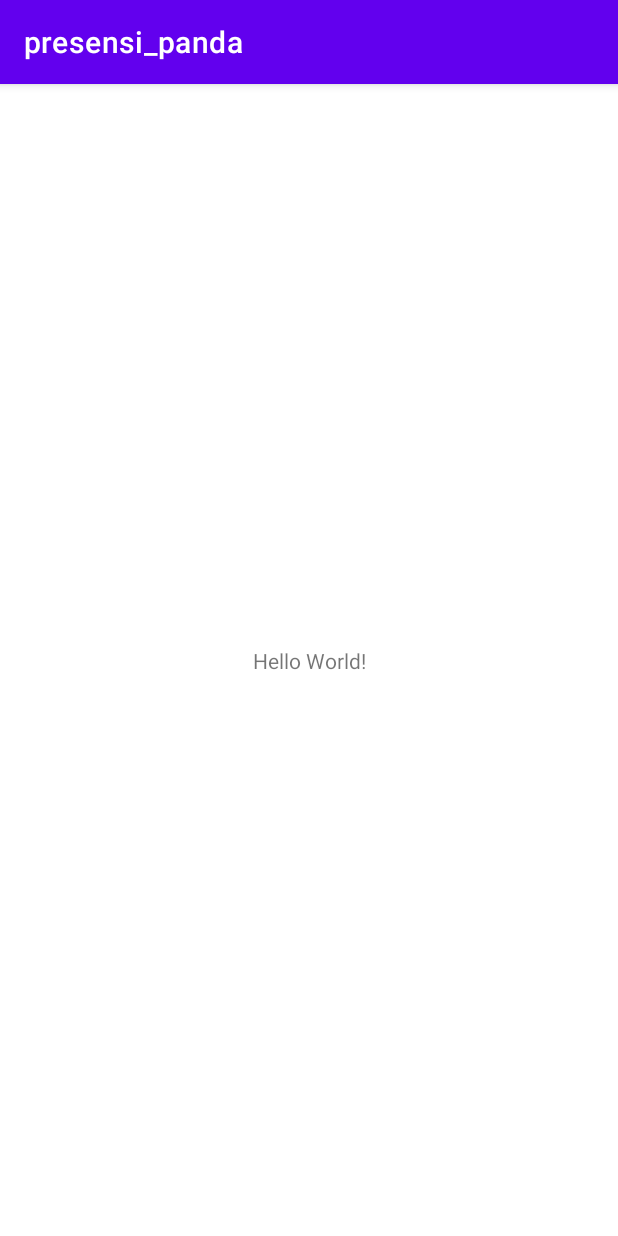
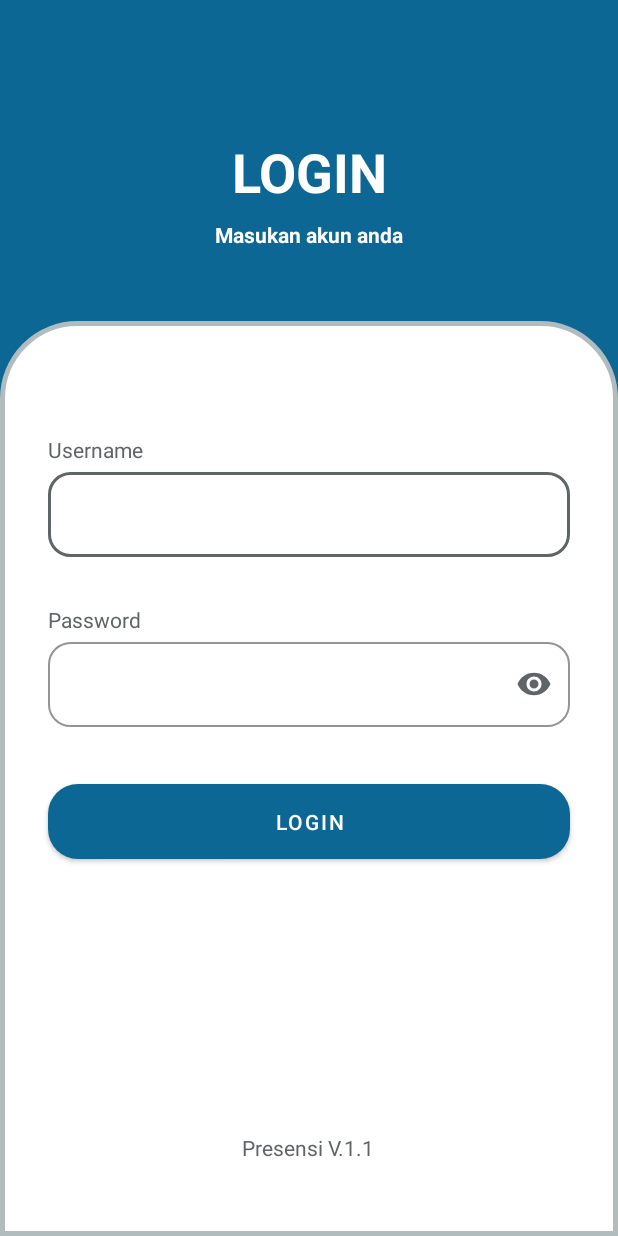
Before and after one commit to BlackSprings/PresensiPanda, an Android app: the screen it shows after launch (MainActivity before the commit, LoginActivity after it), on a phone screen of 412 x 824 dp. Run offline under Robolectric (Android 15) with nearby library versions, the phone set to English and light mode, and no system bars.

Commit message:
add activity login

```diff
--- a/app/src/main/AndroidManifest.xml
+++ b/app/src/main/AndroidManifest.xml
@@ -11,6 +11,9 @@
         android:theme="@style/Theme.Presensi_panda">
         <activity
             android:name=".MainActivity"
+            android:exported="true" />
+        <activity
+            android:name=".LoginActivity"
             android:exported="true">
             <intent-filter>
                 <action android:name="android.intent.action.MAIN" />
--- /dev/null
+++ b/app/src/main/java/com/presensi/panda/LoginActivity.kt
@@ -0,0 +1,12 @@
+package com.presensi.panda
+
+import androidx.appcompat.app.AppCompatActivity
+import android.os.Bundle
+
+class LoginActivity : AppCompatActivity() {
+    override fun onCreate(savedInstanceState: Bundle?) {
+        super.onCreate(savedInstanceState)
+        setContentView(R.layout.activity_login)
+        supportActionBar?.hide()
+    }
+}
--- /dev/null
+++ b/app/src/main/res/drawable/layout_bg.xml
@@ -0,0 +1,7 @@
+<?xml version="1.0" encoding="UTF-8"?>
+<shape xmlns:android="http://schemas.android.com/apk/res/android">
+    <solid android:color="#FFFFFF"/>
+    <stroke android:width="3dp" android:color="#B1BCBE" />
+    <corners android:radius="0dp" android:topLeftRadius="50dp" android:topRightRadius="50dp"/>
+    <padding android:left="0dp" android:top="0dp" android:right="0dp" android:bottom="0dp" />
+</shape>
--- /dev/null
+++ b/app/src/main/res/layout/activity_login.xml
@@ -0,0 +1,173 @@
+<?xml version="1.0" encoding="utf-8"?>
+<androidx.constraintlayout.widget.ConstraintLayout xmlns:android="http://schemas.android.com/apk/res/android"
+    xmlns:app="http://schemas.android.com/apk/res-auto"
+    xmlns:tools="http://schemas.android.com/tools"
+    android:layout_width="match_parent"
+    android:layout_height="match_parent"
+    android:background="@color/primary"
+    tools:context=".LoginActivity">
+
+    <TextView
+        android:id="@+id/textView"
+        style="@style/TextAppearance.AppCompat.Large"
+        android:layout_width="match_parent"
+        android:layout_height="wrap_content"
+        android:layout_marginStart="8dp"
+        android:layout_marginTop="90dp"
+        android:layout_marginEnd="8dp"
+        android:text="@string/login"
+        android:textAlignment="center"
+        android:textAllCaps="true"
+        android:textColor="@color/white"
+        android:textSize="36sp"
+        android:textStyle="bold"
+        app:layout_constraintEnd_toEndOf="parent"
+        app:layout_constraintStart_toStartOf="parent"
+        app:layout_constraintTop_toTopOf="parent" />
+
+    <TextView
+        android:id="@+id/textView2"
+        android:layout_width="match_parent"
+        android:layout_height="wrap_content"
+        android:layout_marginStart="8dp"
+        android:layout_marginTop="8dp"
+        android:layout_marginEnd="8dp"
+        android:text="@string/login_message"
+        android:textAlignment="center"
+        android:textColor="@color/white"
+        android:textStyle="bold"
+        app:layout_constraintEnd_toEndOf="parent"
+        app:layout_constraintStart_toStartOf="parent"
+        app:layout_constraintTop_toBottomOf="@+id/textView" />
+
+    <androidx.constraintlayout.widget.ConstraintLayout
+        android:layout_width="match_parent"
+        android:layout_height="0dp"
+        android:layout_marginTop="48dp"
+        android:background="@drawable/layout_bg"
+        app:layout_constraintBottom_toBottomOf="parent"
+        app:layout_constraintEnd_toEndOf="parent"
+        app:layout_constraintStart_toStartOf="parent"
+        app:layout_constraintTop_toBottomOf="@+id/textView2">
+
+        <TextView
+            android:id="@+id/textView4"
+            android:layout_width="match_parent"
+            android:layout_height="wrap_content"
+            android:layout_marginStart="32dp"
+            android:layout_marginTop="76dp"
+            android:layout_marginEnd="32dp"
+            android:text="@string/username"
+            android:textColor="@color/text_grey_dark"
+            android:textSize="14sp"
+            app:layout_constraintEnd_toEndOf="parent"
+            app:layout_constraintHorizontal_bias="0.0"
+            app:layout_constraintStart_toStartOf="parent"
+            app:layout_constraintTop_toTopOf="parent" />
+
+        <com.google.android.material.textfield.TextInputLayout
+            android:id="@+id/outlinedTextField"
+            style="@style/Widget.MaterialComponents.TextInputLayout.OutlinedBox"
+            android:layout_width="match_parent"
+            android:layout_height="wrap_content"
+            app:boxCornerRadiusBottomEnd="15dp"
+            app:boxCornerRadiusBottomStart="15dp"
+            app:boxCornerRadiusTopEnd="15dp"
+            app:boxCornerRadiusTopStart="15dp"
+            app:boxStrokeColor="@color/text_grey_dark"
+            app:layout_constraintEnd_toEndOf="parent"
+            app:layout_constraintStart_toStartOf="parent"
+            app:layout_constraintTop_toBottomOf="@+id/textView4">
+
+            <com.google.android.material.textfield.TextInputEditText
+                android:id="@+id/txt_username"
+                android:layout_width="match_parent"
+                android:layout_height="wrap_content"
+                android:layout_marginStart="32dp"
+                android:layout_marginTop="8dp"
+                android:layout_marginEnd="32dp"
+                android:maxLines="1"
+                android:shadowColor="@color/text_grey_dark"
+                android:textColor="@color/text_grey_dark" />
+
+        </com.google.android.material.textfield.TextInputLayout>
+
+        <TextView
+            android:id="@+id/textView5"
+            android:layout_width="match_parent"
+            android:layout_height="wrap_content"
+            android:layout_marginStart="32dp"
+            android:layout_marginTop="32dp"
+            android:layout_marginEnd="32dp"
+            android:text="@string/password"
+            android:textColor="@color/text_grey_dark"
+            android:textSize="14sp"
+            app:layout_constraintEnd_toEndOf="parent"
+            app:layout_constraintHorizontal_bias="0.0"
+            app:layout_constraintStart_toStartOf="parent"
+            app:layout_constraintTop_toBottomOf="@id/outlinedTextField" />
+
+        <com.google.android.material.textfield.TextInputLayout
+            android:id="@+id/outlinedTextField2"
+            style="@style/Widget.MaterialComponents.TextInputLayout.OutlinedBox"
+            android:layout_width="match_parent"
+            android:layout_height="wrap_content"
+            app:boxCornerRadiusBottomEnd="15dp"
+            app:boxCornerRadiusBottomStart="15dp"
+            app:boxCornerRadiusTopEnd="15dp"
+            app:passwordToggleEnabled="true"
+            app:passwordToggleTint="@color/text_grey_dark"
+            app:boxCornerRadiusTopStart="15dp"
+            app:boxStrokeColor="@color/text_grey_dark"
+            app:layout_constraintEnd_toEndOf="parent"
+            app:layout_constraintStart_toStartOf="parent"
+            app:layout_constraintTop_toBottomOf="@+id/textView5">
+
+            <com.google.android.material.textfield.TextInputEditText
+                android:id="@+id/txt_password"
+                android:layout_width="match_parent"
+                android:layout_height="wrap_content"
+                android:layout_marginStart="32dp"
+                android:layout_marginTop="8dp"
+                android:layout_marginEnd="32dp"
+                android:inputType="textPassword"
+                android:maxLines="1"
+                android:shadowColor="@color/text_grey_dark"
+                android:textColor="@color/text_grey_dark" />
+
+        </com.google.android.material.textfield.TextInputLayout>
+
+        <com.google.android.material.button.MaterialButton
+            android:id="@+id/button"
+            android:layout_width="match_parent"
+            android:layout_height="wrap_content"
+            android:layout_marginStart="32dp"
+            android:layout_marginTop="32dp"
+            android:layout_marginEnd="32dp"
+            android:padding="15dp"
+            android:text="@string/login"
+            android:textColor="@color/white"
+            app:backgroundTint="@color/primary"
+            app:cornerRadius="20dp"
+            app:layout_constraintEnd_toEndOf="parent"
+            app:layout_constraintStart_toStartOf="parent"
+            app:layout_constraintTop_toBottomOf="@+id/outlinedTextField2" />
+
+        <TextView
+            android:id="@+id/textView6"
+            android:layout_width="wrap_content"
+            android:layout_height="wrap_content"
+            android:text="@string/version"
+            android:textColor="@color/text_grey_dark"
+            app:layout_constraintBottom_toBottomOf="parent"
+            app:layout_constraintEnd_toEndOf="parent"
+            app:layout_constraintHorizontal_bias="0.498"
+            app:layout_constraintStart_toStartOf="parent"
+            app:layout_constraintTop_toBottomOf="@+id/button"
+            app:layout_constraintVertical_bias="0.781" />
+
+
+    </androidx.constraintlayout.widget.ConstraintLayout>
+
+
+</androidx.constraintlayout.widget.ConstraintLayout>
--- a/app/src/main/res/values-night/themes.xml
+++ b/app/src/main/res/values-night/themes.xml
@@ -2,8 +2,8 @@
     <!-- Base application theme. -->
     <style name="Theme.Presensi_panda" parent="Theme.MaterialComponents.DayNight.DarkActionBar">
         <!-- Primary brand color. -->
-        <item name="colorPrimary">@color/purple_200</item>
-        <item name="colorPrimaryVariant">@color/purple_700</item>
+        <item name="colorPrimary">@color/text_grey_dark</item>
+        <item name="colorPrimaryVariant">@color/primary</item>
         <item name="colorOnPrimary">@color/black</item>
         <!-- Secondary brand color. -->
         <item name="colorSecondary">@color/teal_200</item>
--- a/app/src/main/res/values/colors.xml
+++ b/app/src/main/res/values/colors.xml
@@ -7,4 +7,8 @@
     <color name="teal_700">#FF018786</color>
     <color name="black">#FF000000</color>
     <color name="white">#FFFFFFFF</color>
+    <color name="primary">#0D6794</color>
+    <color name="text_grey">#A5A5A5</color>
+    <color name="text_grey_dark">#5F6567</color>
+
 </resources>
--- a/app/src/main/res/values/strings.xml
+++ b/app/src/main/res/values/strings.xml
@@ -1,3 +1,9 @@
 <resources>
     <string name="app_name">presensi_panda</string>
+
+    <string name="login">Login</string>
+    <string name="login_message">Masukan akun anda</string>
+    <string name="username">Username</string>
+    <string name="password">Password</string>
+    <string name="version">Presensi V.1.1</string>
 </resources>
--- a/app/src/main/res/values/themes.xml
+++ b/app/src/main/res/values/themes.xml
@@ -3,7 +3,7 @@
     <style name="Theme.Presensi_panda" parent="Theme.MaterialComponents.DayNight.DarkActionBar">
         <!-- Primary brand color. -->
         <item name="colorPrimary">@color/purple_500</item>
-        <item name="colorPrimaryVariant">@color/purple_700</item>
+        <item name="colorPrimaryVariant">@color/primary</item>
         <item name="colorOnPrimary">@color/white</item>
         <!-- Secondary brand color. -->
         <item name="colorSecondary">@color/teal_200</item>
```
